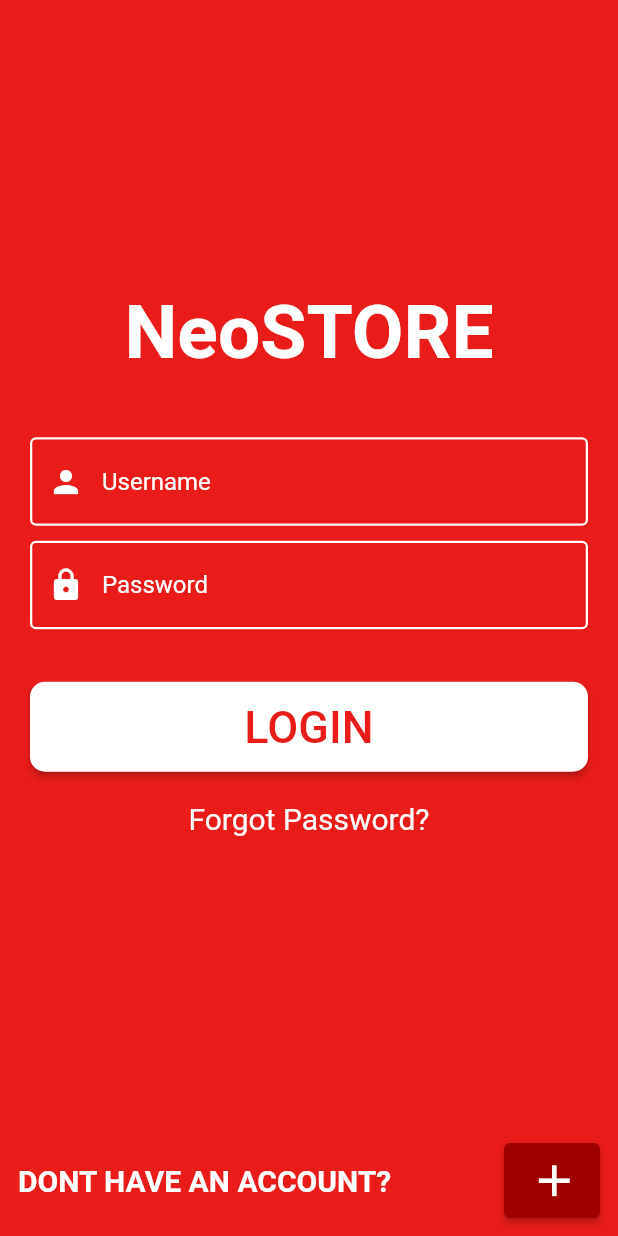
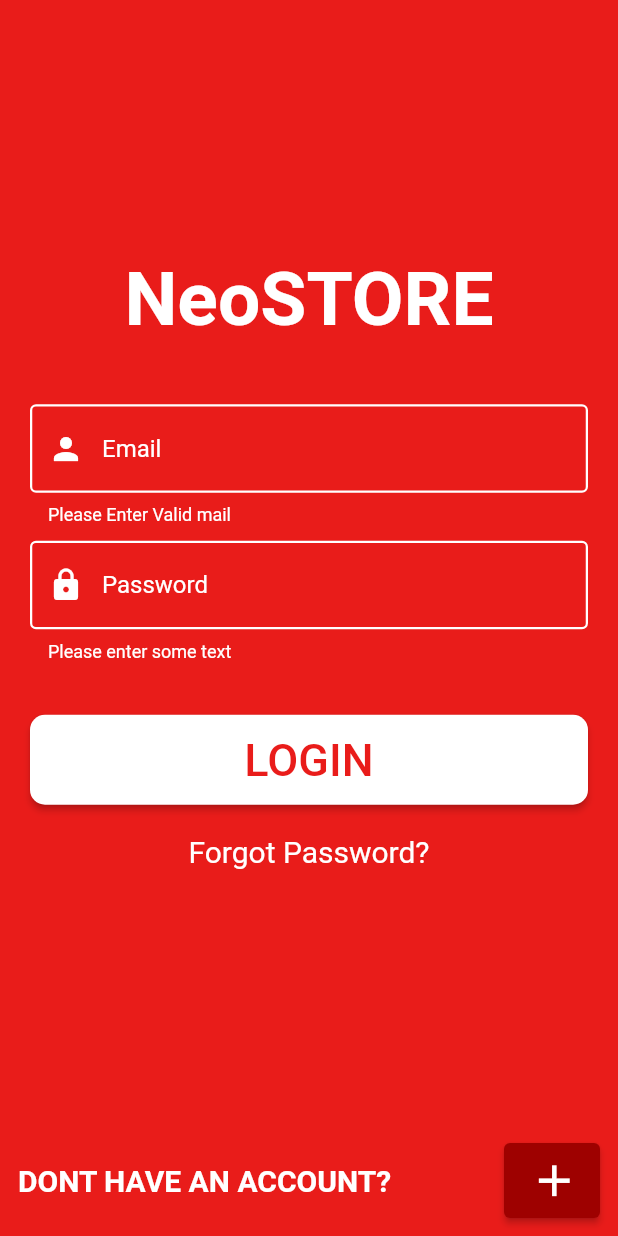
Before and after one commit to omkarneo/neostore, a Flutter app: the screen it shows after launch, after a tap on "LOGIN", on a phone screen of 412 x 824 dp. Run offline on Flutter 3.47's test engine with Material 2 defaults, Android fonts, the phone set to English and light mode, and no system bars; our stand-ins replace dio, flutter_riverpod.

Commit message:
Login Page done with Navigation

```diff
--- /dev/null
+++ b/lib/core/Navigation/app_rounters.dart
@@ -0,0 +1,30 @@
+import 'package:flutter/cupertino.dart';
+import 'package:neostore/core/Navigation/route_paths.dart';
+import '../../view/homepage/homepage.dart';
+import '../../view/loginpage/loginpage.dart';
+
+class AppRouter {
+  static Route<dynamic> generateRoute(RouteSettings settings) {
+    switch (settings.name) {
+      // -------------- sub Routes ----------------
+      // -------------- LoginPage Route ------------
+      case RoutePaths.login:
+        return CupertinoPageRoute(
+          builder: (context) => const LoginPage(),
+          settings: const RouteSettings(name: RoutePaths.login),
+        );
+
+      case RoutePaths.homepage:
+        return CupertinoPageRoute(
+          builder: (context) => const HomePage(),
+          settings: const RouteSettings(name: RoutePaths.homepage),
+        );
+
+      // -------------- Default Route -------------
+      default:
+        return CupertinoPageRoute(
+          builder: (context) => Container(),
+        );
+    }
+  }
+}
--- /dev/null
+++ b/lib/core/Navigation/route_paths.dart
@@ -0,0 +1,4 @@
+class RoutePaths {
+  static const String login = "/login";
+  static const String homepage = "/homepage";
+}
--- a/lib/main.dart
+++ b/lib/main.dart
@@ -1,5 +1,8 @@
 import 'package:flutter/material.dart';
+import 'package:flutter_riverpod/flutter_riverpod.dart';
 import 'package:neostore/view/loginpage/loginpage.dart';
+
+import 'core/Navigation/app_rounters.dart';
 
 void main() {
   runApp(const MainApp());
@@ -10,7 +13,12 @@
 
   @override
   Widget build(BuildContext context) {
-    return const MaterialApp(
-        debugShowCheckedModeBanner: false, home: LoginPage());
+    return const ProviderScope(
+      child: MaterialApp(
+        debugShowCheckedModeBanner: false,
+        home: LoginPage(),
+        onGenerateRoute: AppRouter.generateRoute,
+      ),
+    );
   }
 }
--- a/lib/view/loginpage/loginpage.dart
+++ b/lib/view/loginpage/loginpage.dart
@@ -1,4 +1,8 @@
 import 'package:flutter/material.dart';
+import 'package:flutter_riverpod/flutter_riverpod.dart';
+import 'package:neostore/core/Navigation/route_paths.dart';
+
+import '../../viewmodel/login/provider.dart';
 
 class LoginPage extends StatefulWidget {
   const LoginPage({super.key});
@@ -8,6 +12,9 @@
 }
 
 class _LoginPageState extends State<LoginPage> {
+  TextEditingController email = TextEditingController();
+  TextEditingController password = TextEditingController();
+  final _formKey = GlobalKey<FormState>();
   @override
   Widget build(BuildContext context) {
     return Scaffold(
@@ -20,6 +27,8 @@
               ? MediaQuery.sizeOf(context).height
               : MediaQuery.sizeOf(context).width,
           width: MediaQuery.sizeOf(context).width,
+          child: Form(
+            key: _formKey,
             child: Column(
                 // mainAxisAlignment: MainAxisAlignment.sp,
                 children: [
@@ -40,12 +49,14 @@
                         padding:
                             const EdgeInsets.only(top: 10, left: 20, right: 20),
                         child: TextFormField(
+                          controller: email,
+                          style: const TextStyle(color: Colors.white),
                           decoration: const InputDecoration(
                               prefixIcon: Icon(
                                 Icons.person,
                                 color: Colors.white,
                               ),
-                          hintText: "Username",
+                              hintText: "Email",
                               hintStyle: TextStyle(
                                   color: Colors.white,
                                   fontWeight: FontWeight.normal),
@@ -53,17 +64,31 @@
                                 borderSide:
                                     BorderSide(color: Colors.white, width: 1.5),
                               ),
+                              errorBorder: OutlineInputBorder(
+                                borderSide:
+                                    BorderSide(color: Colors.white, width: 1.5),
+                              ),
                               enabledBorder: OutlineInputBorder(
                                 borderSide:
                                     BorderSide(color: Colors.white, width: 1.5),
                               ),
-                        ),
+                              errorStyle: TextStyle(color: Colors.white)),
+                          validator: (value) {
+                            var emailValid = RegExp(
+                                r"^[a-zA-Z0-9.a-zA-Z0-9.!#$%&'*+-/=?^_`{|}~]+@[a-zA-Z0-9]+\.[a-zA-Z]+");
+                            if (emailValid.hasMatch(value!)) {
+                              return null;
+                            }
+                            return "Please Enter Valid mail";
+                          },
                         ),
                       ),
                       Padding(
                         padding:
                             const EdgeInsets.only(top: 10, left: 20, right: 20),
                         child: TextFormField(
+                          controller: password,
+                          style: const TextStyle(color: Colors.white),
                           decoration: const InputDecoration(
                               prefixIcon: Icon(
                                 Icons.lock,
@@ -73,6 +98,10 @@
                               hintStyle: TextStyle(
                                   color: Colors.white,
                                   fontWeight: FontWeight.normal),
+                              border: OutlineInputBorder(
+                                borderSide:
+                                    BorderSide(color: Colors.white, width: 1.5),
+                              ),
                               focusedBorder: OutlineInputBorder(
                                 borderSide:
                                     BorderSide(color: Colors.white, width: 1.5),
@@ -81,17 +110,29 @@
                                 borderSide:
                                     BorderSide(color: Colors.white, width: 1.5),
                               ),
+                              errorBorder: OutlineInputBorder(
+                                borderSide:
+                                    BorderSide(color: Colors.white, width: 1.5),
                               ),
+                              errorStyle: TextStyle(color: Colors.white)),
+                          validator: (value) {
+                            if (value == null || value.isEmpty) {
+                              return 'Please enter some text';
+                            }
+                            return null;
+                          },
                         ),
                       ),
                       Padding(
                         padding: const EdgeInsets.only(top: 35),
                         child: Center(
-                        child: ElevatedButton(
+                          child: Consumer(
+                            builder: (context, ref, child) => ElevatedButton(
                               style: ElevatedButton.styleFrom(
                                   backgroundColor: const Color(0xffffffff),
                                   fixedSize: Size(
-                                  MediaQuery.sizeOf(context).width - 40, 60),
+                                      MediaQuery.sizeOf(context).width - 40,
+                                      60),
                                   shape: RoundedRectangleBorder(
                                       borderRadius: BorderRadius.circular(10))),
                               child: const Text(
@@ -99,7 +140,20 @@
                                 style: TextStyle(
                                     fontSize: 30, color: Color(0xffE91C1A)),
                               ),
-                          onPressed: () {},
+                              onPressed: () async {
+                                if (_formKey.currentState!.validate()) {
+                                  var response = await ref
+                                      .read(loginprovider)
+                                      .getlogin({
+                                    "email": email.text,
+                                    "password": password.text
+                                  });
+                                  if (context.mounted) {
+                                    loginOrNot(response, context);
+                                  }
+                                }
+                              },
+                            ),
                           ),
                         ),
                       ),
@@ -113,7 +167,7 @@
                       ),
                     ],
                   ),
-                Spacer(),
+                  const Spacer(),
                   Padding(
                     padding: const EdgeInsets.all(12),
                     child: Row(
@@ -143,6 +197,16 @@
                 ]),
           ),
         ),
+      ),
     );
   }
 }
+
+void loginOrNot(response, context) {
+  if (response['status'] == 200) {
+    Navigator.popAndPushNamed(context, RoutePaths.homepage);
+  } else if (response['status'] == 401) {
+    final snackBar = SnackBar(content: Text("${response["user_msg"]}"));
+    ScaffoldMessenger.of(context).showSnackBar(snackBar);
+  }
+}
```
Also changed, not shown: lib/model/login/remote/base_api.dart (+16 -4 lines), lib/view/homepage/homepage.dart (added, +17 -0 lines), lib/viewmodel/login/provider.dart (+11 -6 lines). Lines whose indentation alone changed are shown as unchanged.
